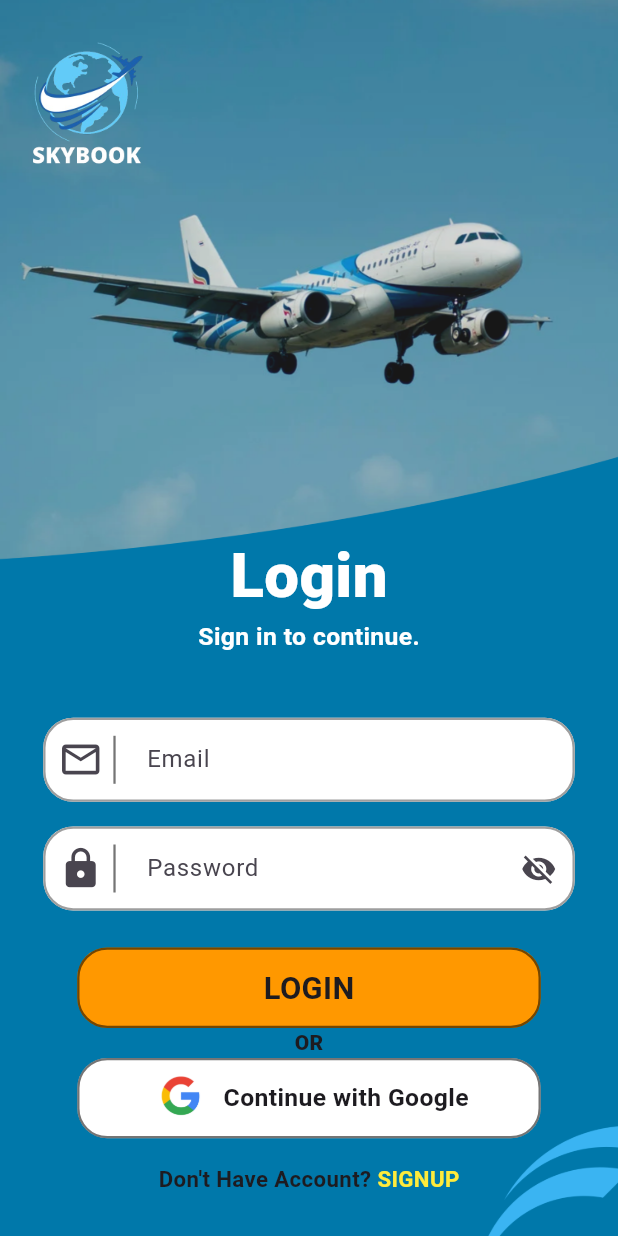
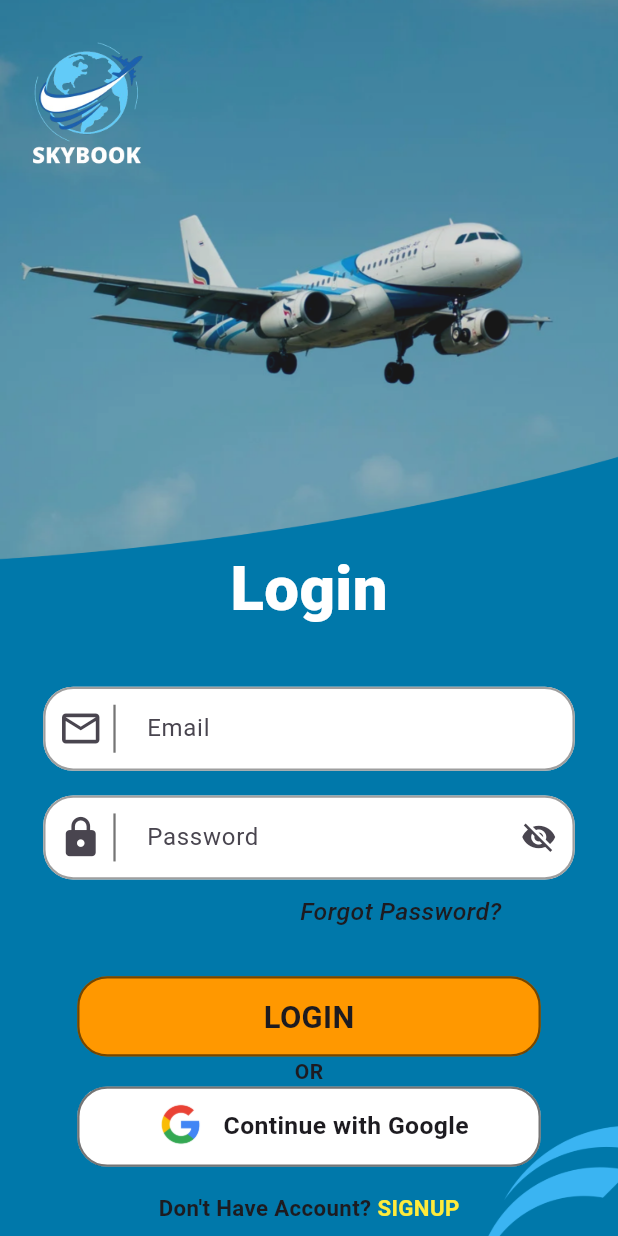
Before and after one commit to Rijan77/flight-tracker, a Flutter app: the screen it shows after launch, on a phone screen of 412 x 824 dp. Run offline on Flutter 3.47's test engine with Material 3 defaults, Android fonts, the phone set to English and light mode, and no system bars.

Commit message:
Add Forgot password in Login Page

```diff
--- a/lib/GUI/user_auth/Login_Page.dart
+++ b/lib/GUI/user_auth/Login_Page.dart
@@ -37,7 +37,7 @@ class _LoginPageState extends State<LoginPage> {
           SingleChildScrollView(
             child: Column(
               children: [
-                SizedBox(height: screenHeight * 0.43), // To create space for the fixed logo
+                SizedBox(height: screenHeight * 0.44), // To create space for the fixed logo
                 Center(
                   child: Column(
                     children: [
@@ -49,18 +49,18 @@ class _LoginPageState extends State<LoginPage> {
                           color: Colors.white,
                         ),
                       ),
-                      Text(
-                        "Sign in to continue.",
-                        style: TextStyle(
-                          fontSize: screenHeight * 0.02,
-                          fontWeight: FontWeight.w600,
-                          color: Colors.white,
-                        ),
-                      ),
+                      // Text(
+                      //   "Sign in to continue.",
+                      //   style: TextStyle(
+                      //     fontSize: screenHeight * 0.02,
+                      //     fontWeight: FontWeight.w600,
+                      //     color: Colors.white,
+                      //   ),
+                      // ),
                     ],
                   ),
                 ),
-                SizedBox(height: screenHeight * 0.05),
+                SizedBox(height: screenHeight * 0.044),
                 Padding(
                   padding: EdgeInsets.symmetric(horizontal: screenWidth * 0.07),
                   child: TextField(
@@ -143,7 +143,22 @@ class _LoginPageState extends State<LoginPage> {
                     ),
                   ),
                 ),
-                SizedBox(height: screenHeight * 0.03),
+                Row(
+                  children: [
+                    Padding(
+                      padding: const EdgeInsets.only(left: 200, top: 10),
+                      child: InkWell(
+                        onTap: (){},
+                        child: Text("Forgot Password?", style: TextStyle(
+                          fontSize: screenHeight * 0.02,
+                          fontWeight: FontWeight.w500,
+                          fontStyle: FontStyle.italic
+                        ),),
+                      ),
+                    ),
+                  ],
+                ),
+                SizedBox(height: screenHeight * 0.037),
                 FractionallySizedBox(
                   widthFactor: 0.75,
                   child: Container(
@@ -167,7 +182,7 @@ class _LoginPageState extends State<LoginPage> {
                 // SizedBox(height: screenHeight * 0.02),
                 const Text(
                   "OR",
-                  style: TextStyle(fontWeight: FontWeight.w800),
+                  style: TextStyle(fontWeight: FontWeight.w600),
                 ),
                 FractionallySizedBox(
                   widthFactor: 0.75,
```
